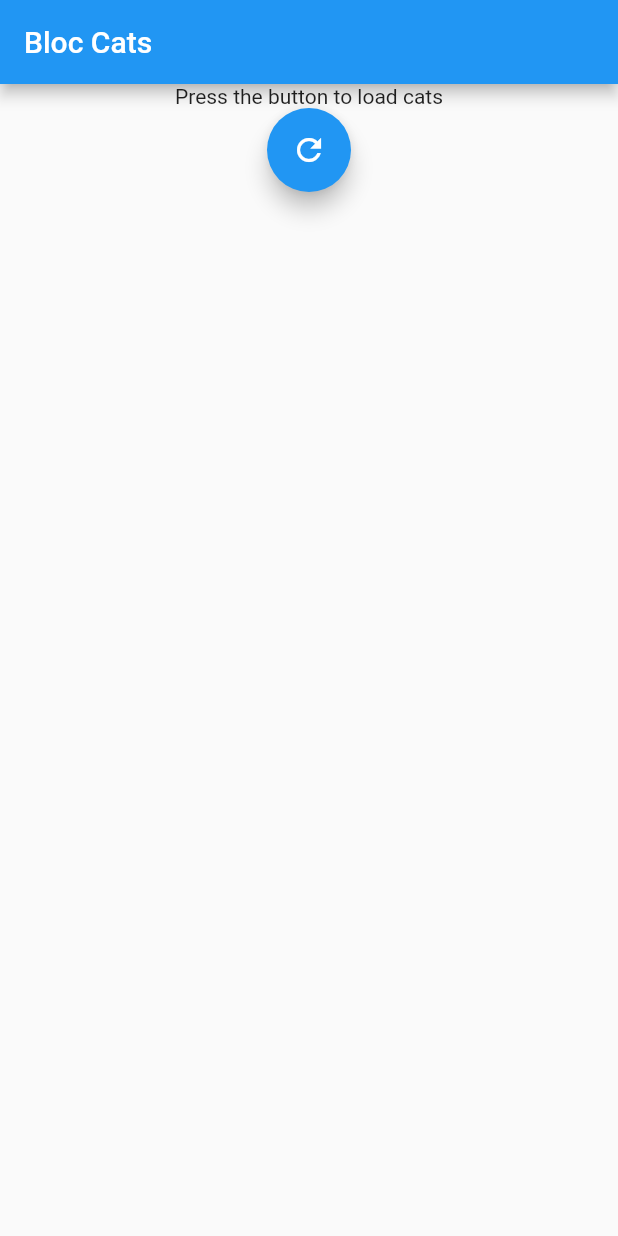
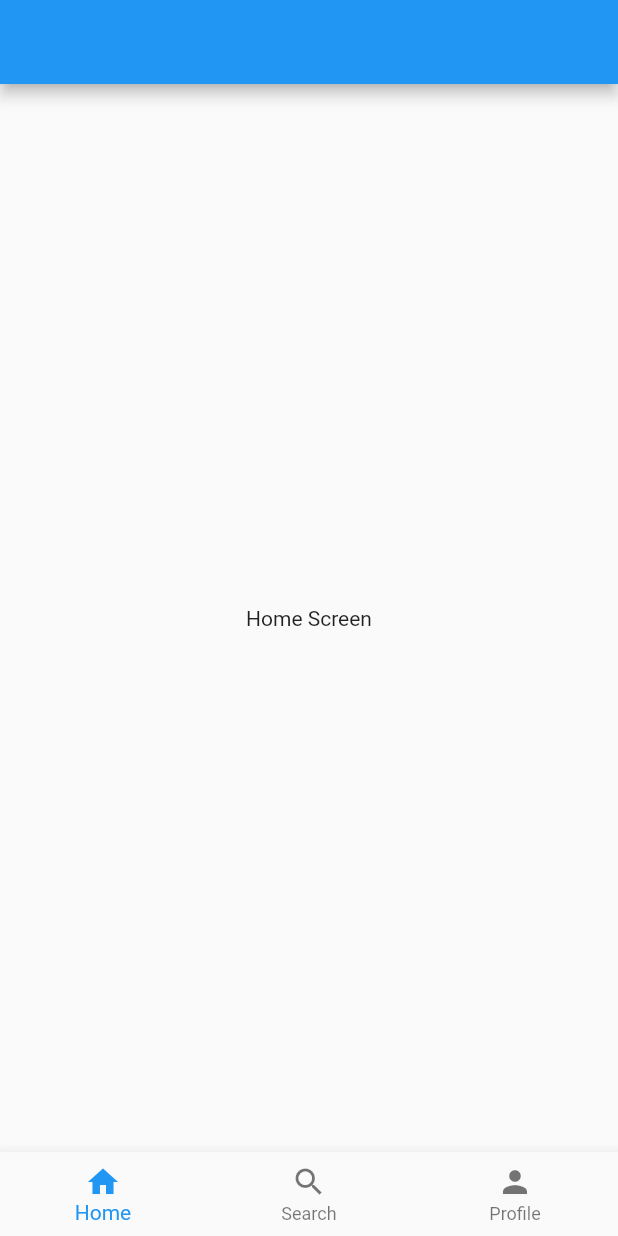
Before and after one commit to MustafaKurt98/bloc_state, a Flutter app: the screen it shows after launch, on a phone screen of 412 x 824 dp. Run offline on Flutter 3.47's test engine with Material 2 defaults, Android fonts, the phone set to English and light mode, and no system bars; our stand-ins replace flutter_bloc.

Commit message:
provider exmp

```diff
--- a/lib/main.dart
+++ b/lib/main.dart
@@ -1,4 +1,5 @@
 import 'package:bloc_state/bloc/bloc_cats_view.dart';
+import 'package:bloc_state/provider/view/home_screen.dart';
 import 'package:flutter/material.dart';
 
 void main() {
@@ -12,7 +13,7 @@ class MyApp extends StatelessWidget {
   Widget build(BuildContext context) {
     return const MaterialApp(
       debugShowCheckedModeBanner: false,
-      home: BlocCatsView(),
+      home: HomeScreen(),
     );
   }
 }
--- /dev/null
+++ b/lib/provider/view/home_screen.dart
@@ -0,0 +1,31 @@
+import 'package:flutter/material.dart';
+
+class HomeScreen extends StatelessWidget {
+  const HomeScreen({super.key});
+
+  @override
+  Widget build(BuildContext context) {
+    return Scaffold(
+      appBar: AppBar(),
+      body: const Center(
+        child: Text('Home Screen'),
+      ),
+      bottomNavigationBar: BottomNavigationBar(
+        items: const [
+          BottomNavigationBarItem(
+            icon: Icon(Icons.home),
+            label: 'Home',
+          ),
+          BottomNavigationBarItem(
+            icon: Icon(Icons.search),
+            label: 'Search',
+          ),
+          BottomNavigationBarItem(
+            icon: Icon(Icons.person),
+            label: 'Profile',
+          ),
+        ],
+      ),
+    );
+  }
+}
```
Also changed, not shown: lib/bloc/cats_cubit.dart (line endings or trailing spaces).
